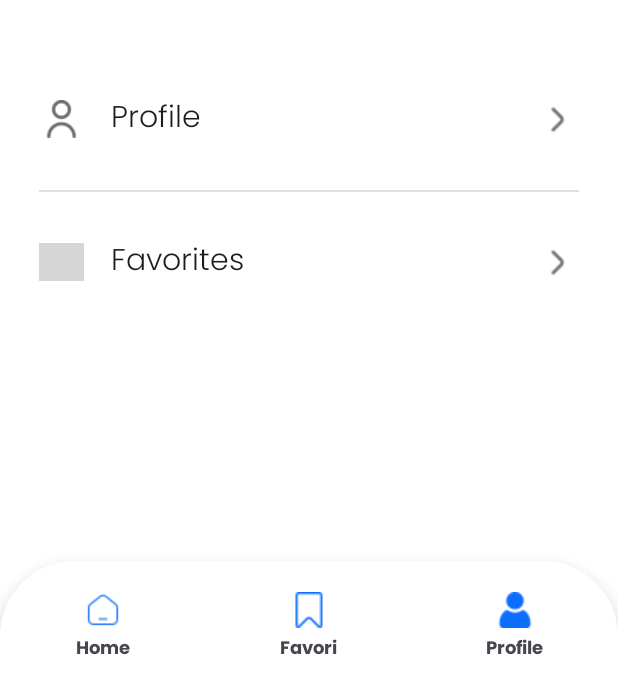
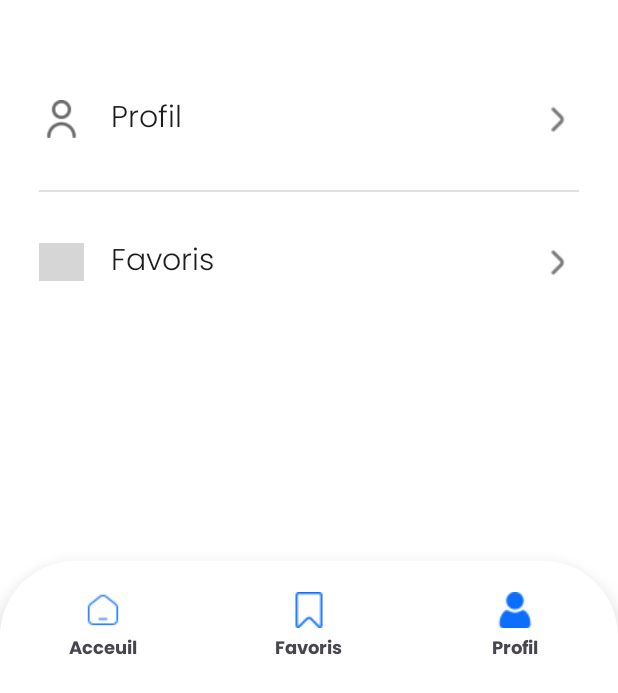
Before and after one commit to charimilouda/TravellApp, an Android app: the layout activity_profil.xml on its own in the app's theme, with its tools: preview values and no code run, on a phone screen of 412 x 824 dp. Shown: the part 540-1233 px from the top of the screen. Run offline under Robolectric (Android 15) with nearby library versions, the phone set to English and light mode, and no system bars; Roboto replaces fonts that are not available here; grey boxes are pictures that could not be loaded.

Commit message:
last commit by kaoutar

```diff
--- a/app/src/main/res/layout/activity_home.xml
+++ b/app/src/main/res/layout/activity_home.xml
@@ -222,7 +222,7 @@
                 android:layout_marginTop="4dp"
                 android:fontFamily="@font/poppins_bold"
                 android:gravity="center"
-                android:text="Home"
+                android:text="Accueil"
                 android:textSize="12sp" />
         </LinearLayout>
 
--- a/app/src/main/res/layout/activity_profil.xml
+++ b/app/src/main/res/layout/activity_profil.xml
@@ -114,7 +114,7 @@
                     android:layout_height="wrap_content"
                     android:layout_weight="1"
                     android:fontFamily="@font/poppins_light"
-                    android:text="Profile"
+                    android:text="Profil"
                     android:textSize="20sp"
                     android:textColor="#1B1C1E"/>
 
@@ -154,7 +154,7 @@
                     android:layout_height="wrap_content"
                     android:layout_weight="1"
                     android:fontFamily="@font/poppins_light"
-                    android:text="Favorites"
+                    android:text="Favoris"
                     android:textSize="20sp"
                     android:textColor="#1B1C1E"/>
 
@@ -208,7 +208,7 @@
                 android:layout_marginTop="4dp"
                 android:fontFamily="@font/poppins_bold"
                 android:gravity="center"
-                android:text="Home"
+                android:text="Acceuil"
                 android:textSize="12sp" />
         </LinearLayout>
 
@@ -240,7 +240,7 @@
                 android:layout_marginTop="4dp"
                 android:fontFamily="@font/poppins_bold"
                 android:gravity="center"
-                android:text="Favori"
+                android:text="Favoris"
                 android:textSize="12sp" />
         </LinearLayout>
 
@@ -272,7 +272,7 @@
                 android:layout_marginTop="4dp"
                 android:fontFamily="@font/poppins_bold"
                 android:gravity="center"
-                android:text="Profile"
+                android:text="Profil"
                 android:textSize="12sp" />
         </LinearLayout>
 
--- a/app/src/main/res/layout/favoris.xml
+++ b/app/src/main/res/layout/favoris.xml
@@ -95,7 +95,7 @@
                 android:layout_marginTop="4dp"
                 android:fontFamily="@font/poppins_bold"
                 android:gravity="center"
-                android:text="Home"
+                android:text="Accueil"
                 android:textSize="12sp" />
         </LinearLayout>
 
```
